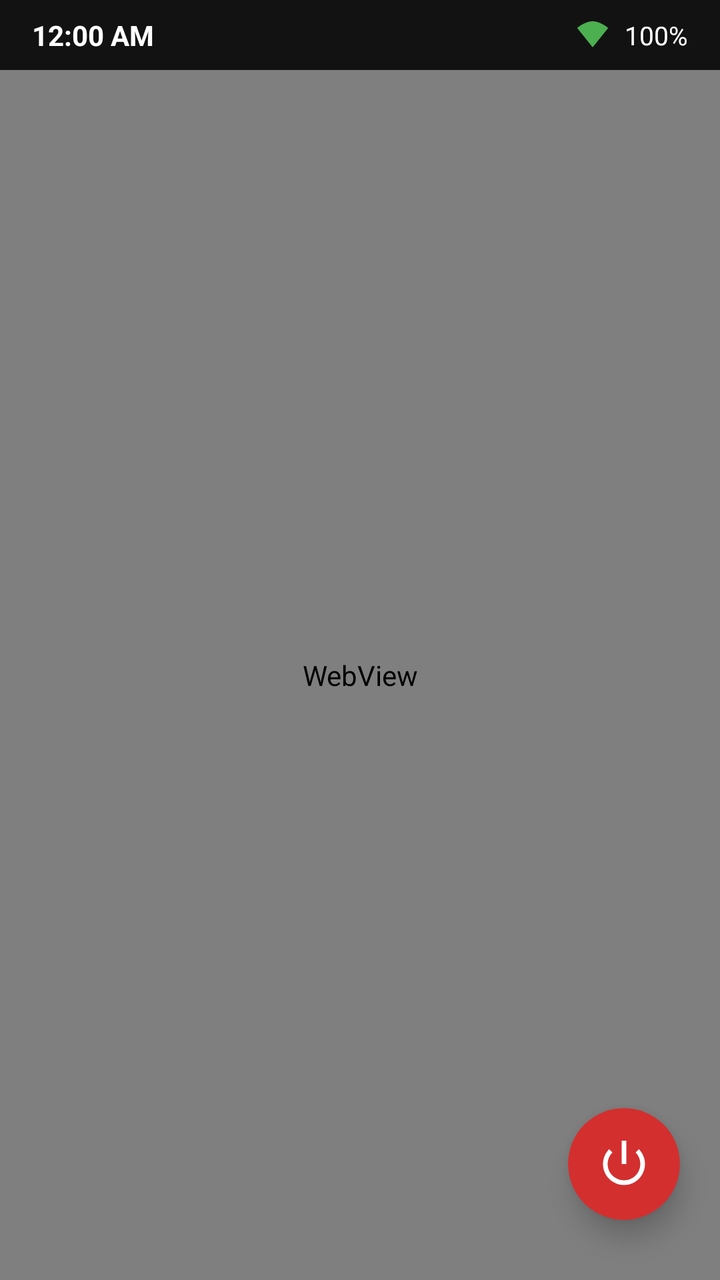
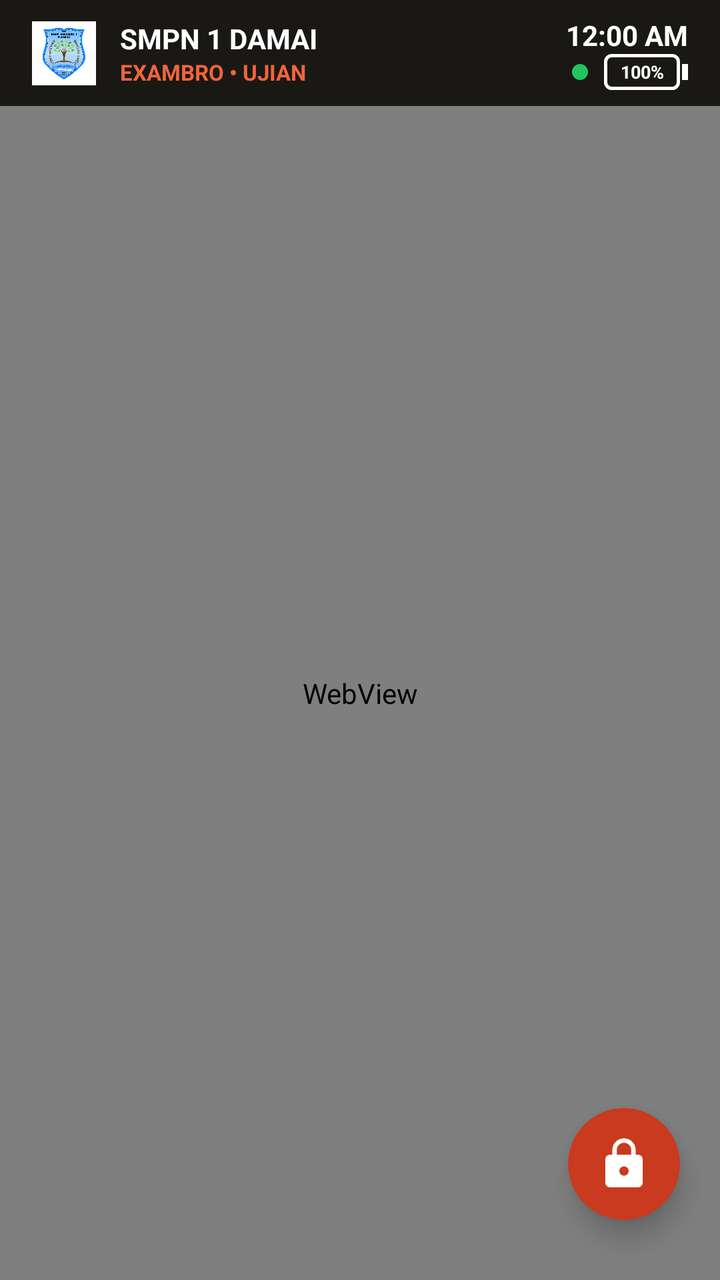

Screens rendered from an Android XML layout before and after an edit, with the pre-edit source and the edit as a unified diff.
<!-- AndroidManifest.xml: activity theme Theme.AppCompat.Light.NoActionBar -->
<!-- res/layout/activity_exam.xml -->
<?xml version="1.0" encoding="utf-8"?>
<RelativeLayout xmlns:android="http://schemas.android.com/apk/res/android"
    xmlns:app="http://schemas.android.com/apk/res-auto"
    android:layout_width="match_parent"
    android:layout_height="match_parent"
    android:background="#000000">

    <androidx.constraintlayout.widget.ConstraintLayout
        android:id="@+id/headerBar"
        android:layout_width="match_parent"
        android:layout_height="wrap_content"
        android:background="#121212"
        android:paddingTop="8dp"
        android:paddingBottom="8dp"
        android:paddingHorizontal="16dp">

        <TextClock
            android:id="@+id/clock"
            android:layout_width="wrap_content"
            android:layout_height="wrap_content"
            android:format12Hour="hh:mm a"
            android:format24Hour="HH:mm"
            android:textColor="#FFFFFF"
            android:textSize="14sp"
            android:textStyle="bold"
            app:layout_constraintBottom_toBottomOf="parent"
            app:layout_constraintStart_toStartOf="parent"
            app:layout_constraintTop_toTopOf="parent" />

        <LinearLayout
            android:layout_width="wrap_content"
            android:layout_height="wrap_content"
            android:gravity="center_vertical"
            app:layout_constraintBottom_toBottomOf="parent"
            app:layout_constraintEnd_toEndOf="parent"
            app:layout_constraintTop_toTopOf="parent">

            <ImageView
                android:id="@+id/iconSignal"
                android:layout_width="16dp"
                android:layout_height="16dp"
                android:scaleType="centerInside"
                android:src="@drawable/ic_wifi"
                app:tint="#4CAF50" />

            <TextView
                android:id="@+id/tvBattery"
                android:layout_width="wrap_content"
                android:layout_height="wrap_content"
                android:layout_marginStart="8dp"
                android:text="100%"
                android:textColor="#FFFFFF"
                android:textSize="13sp" />
        </LinearLayout>
    </androidx.constraintlayout.widget.ConstraintLayout>

    <WebView
        android:id="@+id/webView"
        android:layout_width="match_parent"
        android:layout_height="match_parent"
        android:layout_below="@id/headerBar"
        android:visibility="visible" />

    <androidx.cardview.widget.CardView
        android:id="@+id/btnKeluarFloat"
        android:layout_width="56dp"
        android:layout_height="56dp"
        android:layout_alignParentBottom="true"
        android:layout_alignParentEnd="true"
        android:layout_marginEnd="20dp"
        android:layout_marginBottom="30dp"
        android:clickable="true"
        android:focusable="true"
        android:foreground="?attr/selectableItemBackgroundBorderless"
        app:cardBackgroundColor="#D32F2F"
        app:cardCornerRadius="28dp"
        app:cardElevation="8dp">
        <ImageView
            android:layout_width="28dp"
            android:layout_height="28dp"
            android:layout_gravity="center"
            android:src="@android:drawable/ic_lock_power_off"
            app:tint="#FFFFFF" />
    </androidx.cardview.widget.CardView>

    <RelativeLayout
        android:id="@+id/exitOverlay"
        android:layout_width="match_parent"
        android:layout_height="match_parent"
        android:background="#E6000000"
        android:elevation="30dp"
        android:clickable="true"
        android:focusable="true"
        android:visibility="gone">
        <LinearLayout
            android:layout_width="300dp"
            android:layout_height="wrap_content"
            android:layout_centerInParent="true"
            android:background="#FFFFFF"
            android:orientation="vertical"
            android:padding="25dp">
            <TextView
                android:layout_width="wrap_content"
                android:layout_height="wrap_content"
                android:text="Sandi Pengawas"
                android:textColor="#000000"
                android:textSize="18sp"
                android:textStyle="bold" />
            <EditText
                android:id="@+id/etPassword"
                android:layout_width="match_parent"
                android:layout_height="wrap_content"
                android:layout_marginTop="15dp"
                android:background="#F5F5F5"
                android:hint="Sandi..."
                android:inputType="textPassword"
                android:padding="12dp"
                android:textColor="#000000" />
            <LinearLayout
                android:layout_width="match_parent"
                android:layout_height="wrap_content"
                android:layout_marginTop="20dp"
                android:gravity="end">
                <Button android:id="@+id/btnBatalKeluar" style="?android:attr/borderlessButtonStyle" android:layout_width="wrap_content" android:layout_height="wrap_content" android:text="BATAL" android:textColor="#757575"/>

                <Button android:id="@+id/btnKonfirmasiKeluar" android:layout_width="wrap_content" android:layout_height="wrap_content" android:backgroundTint="#D32F2F" android:textColor="#FFFFFF" android:text="KELUAR" />
            </LinearLayout>
        </LinearLayout>
    </RelativeLayout>
</RelativeLayout>
<!-- resources referenced by this layout -->
<resources>
  <!-- drawable ic_wifi (drawable) -->
  <vector xmlns:android="http://schemas.android.com/apk/res/android"
      android:width="24dp"
      android:height="24dp"
      android:viewportWidth="24"
      android:viewportHeight="24">
      <path
          android:fillColor="#FFFFFF"
          android:pathData="M12.01,21.49L23.64,7c-3.45,-3.19 -8.84,-5.16 -11.63,-5.16C9.22,1.84 3.83,3.81 0.38,7L12.01,21.49z"/>
  </vector>
</resources>

<!-- the commit's change to res/layout/activity_exam.xml (unified diff, before → after) -->
@@ -3,26 +3,23 @@
     xmlns:app="http://schemas.android.com/apk/res-auto"
     android:layout_width="match_parent"
     android:layout_height="match_parent"
-    android:background="#000000">
+    android:background="#000000"
+    android:fitsSystemWindows="true">
 
     <androidx.constraintlayout.widget.ConstraintLayout
         android:id="@+id/headerBar"
         android:layout_width="match_parent"
         android:layout_height="wrap_content"
-        android:background="#121212"
+        android:background="@color/exambro_dark"
         android:paddingTop="8dp"
         android:paddingBottom="8dp"
         android:paddingHorizontal="16dp">
 
-        <TextClock
-            android:id="@+id/clock"
-            android:layout_width="wrap_content"
-            android:layout_height="wrap_content"
-            android:format12Hour="hh:mm a"
-            android:format24Hour="HH:mm"
-            android:textColor="#FFFFFF"
-            android:textSize="14sp"
-            android:textStyle="bold"
+        <ImageView
+            android:id="@+id/logoSekolah"
+            android:layout_width="32dp"
+            android:layout_height="32dp"
+            android:src="@drawable/logo_sekolah"
             app:layout_constraintBottom_toBottomOf="parent"
             app:layout_constraintStart_toStartOf="parent"
             app:layout_constraintTop_toTopOf="parent" />
@@ -30,27 +27,85 @@
         <LinearLayout
             android:layout_width="wrap_content"
             android:layout_height="wrap_content"
-            android:gravity="center_vertical"
+            android:orientation="vertical"
+            app:layout_constraintBottom_toBottomOf="parent"
+            app:layout_constraintStart_toEndOf="@id/logoSekolah"
+            app:layout_constraintTop_toTopOf="parent"
+            android:layout_marginStart="12dp">
+
+            <TextView
+                android:layout_width="wrap_content"
+                android:layout_height="wrap_content"
+                android:text="SMPN 1 DAMAI"
+                android:textColor="#FFFFFF"
+                android:textSize="14sp"
+                android:textStyle="bold" />
+
+            <TextView
+                android:layout_width="wrap_content"
+                android:layout_height="wrap_content"
+                android:text="EXAMBRO • UJIAN"
+                android:textColor="@color/exambro_orange"
+                android:textSize="11sp"
+                android:textStyle="bold" />
+        </LinearLayout>
+
+        <LinearLayout
+            android:layout_width="wrap_content"
+            android:layout_height="wrap_content"
+            android:gravity="end"
+            android:orientation="vertical"
             app:layout_constraintBottom_toBottomOf="parent"
             app:layout_constraintEnd_toEndOf="parent"
             app:layout_constraintTop_toTopOf="parent">
 
-            <ImageView
-                android:id="@+id/iconSignal"
-                android:layout_width="16dp"
-                android:layout_height="16dp"
-                android:scaleType="centerInside"
-                android:src="@drawable/ic_wifi"
-                app:tint="#4CAF50" />
-
-            <TextView
-                android:id="@+id/tvBattery"
+            <TextClock
+                android:id="@+id/clock"
                 android:layout_width="wrap_content"
                 android:layout_height="wrap_content"
-                android:layout_marginStart="8dp"
-                android:text="100%"
+                android:layout_gravity="end"
+                android:format12Hour="hh:mm a"
+                android:format24Hour="HH:mm"
                 android:textColor="#FFFFFF"
-                android:textSize="13sp" />
+                android:textSize="14sp"
+                android:textStyle="bold" />
+
+            <LinearLayout
+                android:layout_width="wrap_content"
+                android:layout_height="wrap_content"
+                android:layout_gravity="end"
+                android:gravity="center_vertical"
+                android:orientation="horizontal">
+
+                <View
+                    android:id="@+id/dotOnline"
+                    android:layout_width="8dp"
+                    android:layout_height="8dp"
+                    android:background="@drawable/dot_shape" />
+
+                <FrameLayout
+                    android:layout_width="38dp"
+                    android:layout_height="18dp"
+                    android:layout_marginStart="8dp"
+                    android:background="@drawable/battery_outline">
+
+                    <TextView
+                        android:id="@+id/tvBattery"
+                        android:layout_width="match_parent"
+                        android:layout_height="match_parent"
+                        android:gravity="center"
+                        android:text="100%"
+                        android:textColor="#FFFFFF"
+                        android:textSize="9sp"
+                        android:textStyle="bold" />
+                </FrameLayout>
+
+                <View
+                    android:layout_width="3dp"
+                    android:layout_height="8dp"
+                    android:layout_marginStart="1dp"
+                    android:background="#FFFFFF" />
+            </LinearLayout>
         </LinearLayout>
     </androidx.constraintlayout.widget.ConstraintLayout>
 
@@ -72,14 +127,14 @@
         android:clickable="true"
         android:focusable="true"
         android:foreground="?attr/selectableItemBackgroundBorderless"
-        app:cardBackgroundColor="#D32F2F"
+        app:cardBackgroundColor="@color/exambro_red"
         app:cardCornerRadius="28dp"
         app:cardElevation="8dp">
         <ImageView
             android:layout_width="28dp"
             android:layout_height="28dp"
             android:layout_gravity="center"
-            android:src="@android:drawable/ic_lock_power_off"
+            android:src="@drawable/ic_lock_modern"
             app:tint="#FFFFFF" />
     </androidx.cardview.widget.CardView>
 
@@ -106,6 +161,13 @@
                 android:textColor="#000000"
                 android:textSize="18sp"
                 android:textStyle="bold" />
+            <TextView
+                android:layout_width="wrap_content"
+                android:layout_height="wrap_content"
+                android:layout_marginTop="4dp"
+                android:text="Hanya pengawas yang memasukkan sandi."
+                android:textColor="@color/exambro_gray"
+                android:textSize="12sp" />
             <EditText
                 android:id="@+id/etPassword"
                 android:layout_width="match_parent"
@@ -121,9 +183,9 @@
                 android:layout_height="wrap_content"
                 android:layout_marginTop="20dp"
                 android:gravity="end">
-                <Button android:id="@+id/btnBatalKeluar" style="?android:attr/borderlessButtonStyle" android:layout_width="wrap_content" android:layout_height="wrap_content" android:text="BATAL" android:textColor="#757575"/>
+                <Button android:id="@+id/btnBatalKeluar" style="?android:attr/borderlessButtonStyle" android:layout_width="wrap_content" android:layout_height="wrap_content" android:text="BATAL" android:textColor="#757575" />
 
-                <Button android:id="@+id/btnKonfirmasiKeluar" android:layout_width="wrap_content" android:layout_height="wrap_content" android:backgroundTint="#D32F2F" android:textColor="#FFFFFF" android:text="KELUAR" />
+                <Button android:id="@+id/btnKonfirmasiKeluar" android:layout_width="wrap_content" android:layout_height="wrap_content" android:backgroundTint="@color/exambro_orange" android:textColor="#FFFFFF" android:text="BUKA" />
             </LinearLayout>
         </LinearLayout>
     </RelativeLayout>
<!-- resource entries referenced after the edit -->
@@ -1,6 +1,25 @@
 <!-- resources referenced by this layout -->
 <resources>
-  <!-- drawable ic_wifi (drawable) -->
+  <color name="exambro_dark">#1A1815</color>
+  <color name="exambro_gray">#6B6459</color>
+  <color name="exambro_orange">#F0653A</color>
+  <color name="exambro_red">#C93A1E</color>
+  <!-- drawable battery_outline (drawable) -->
+  <?xml version="1.0" encoding="utf-8"?>
+  <shape xmlns:android="http://schemas.android.com/apk/res/android"
+      android:shape="rectangle">
+      <corners android:radius="3dp" />
+      <stroke android:width="1.5dp" android:color="#FFFFFF" />
+      <solid android:color="@android:color/transparent" />
+  </shape>
+  <!-- drawable dot_shape (drawable) -->
+  <?xml version="1.0" encoding="utf-8"?>
+  <shape xmlns:android="http://schemas.android.com/apk/res/android"
+      android:shape="oval">
+      <solid android:color="#22C55E" />
+  </shape>
+  <!-- drawable ic_lock_modern (drawable) -->
+  <?xml version="1.0" encoding="utf-8"?>
   <vector xmlns:android="http://schemas.android.com/apk/res/android"
       android:width="24dp"
       android:height="24dp"
@@ -8,7 +27,8 @@
       android:viewportHeight="24">
       <path
           android:fillColor="#FFFFFF"
-          android:pathData="M12.01,21.49L23.64,7c-3.45,-3.19 -8.84,-5.16 -11.63,-5.16C9.22,1.84 3.83,3.81 0.38,7L12.01,21.49z"/>
+          android:pathData="M18,8h-1V6c0,-2.76 -2.24,-5 -5,-5S7,3.24 7,6v2H6c-1.1,0 -2,0.9 -2,2v10c0,1.1 0.9,2 2,2h12c1.1,0 2,-0.9 2,-2V10C20,8.9 19.1,8 18,8zM12,17c-1.1,0 -2,-0.9 -2,-2s0.9,-2 2,-2 2,0.9 2,2 -0.9,2 -2,2zM15.1,8H8.9V6c0,-1.71 1.39,-3.1 3.1,-3.1 1.71,0 3.1,1.39 3.1,3.1V8z" />
   </vector>
+  <!-- drawable logo_sekolah: png bitmap (drawable, 202783 bytes) -->
 </resources>
 
